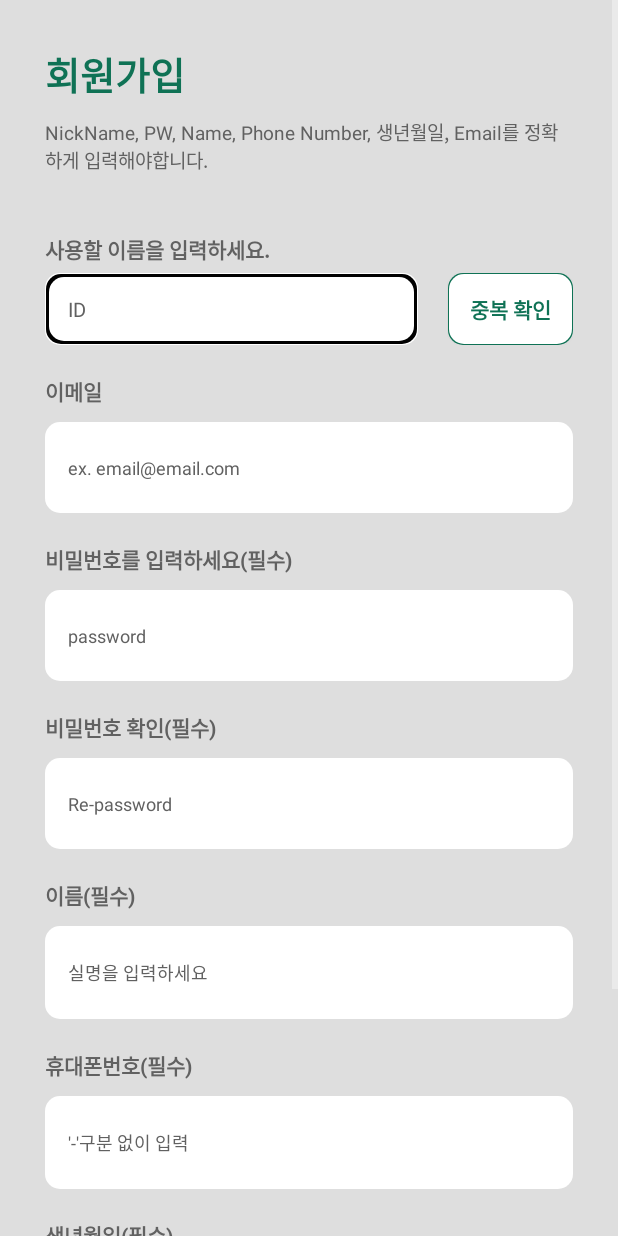
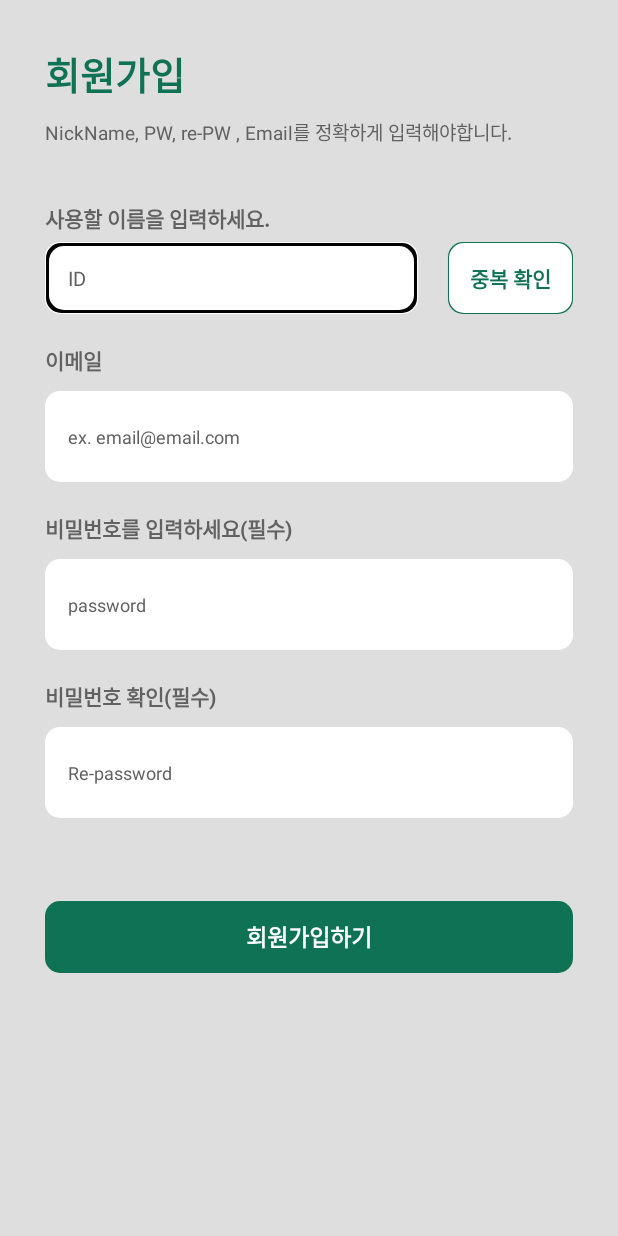
Before and after one commit to thereisname/UI, an Android app: the JoinActivity screen opened directly, with no data from a screen before it, on a phone screen of 412 x 824 dp. Run offline under Robolectric (Android 15) with nearby library versions, the phone set to English and light mode, and no system bars; our stand-ins replace Firebase (no records; nobody signed in at launch, a user with empty details on screens opened directly).

Commit message:
Change sign-up entry

```diff
--- a/app/src/main/java/com/example/ui/UserAccount.java
+++ b/app/src/main/java/com/example/ui/UserAccount.java
@@ -19,9 +19,6 @@ public class UserAccount {
     private String idToken;  // Firebase UID(고유 토큰 정보)
     private String userEmail; // 이메일 아이디
     private String userNickName;
-    private String userName;
-    private String phoneNum;
-    private String userBr;
 
     public UserAccount() {
     }
@@ -34,29 +31,12 @@ public class UserAccount {
         return idToken;
     }
 
-    public void setUserName(String userName) {
-        this.userName = userName;
-    }
-
-    public String getUserName() {
-        return userName;
-    }
-
     public void setUserEmail(String userEmail) {
         this.userEmail = userEmail;
     }
 
-
     public void setUserNickName(String userNickName) {
         this.userNickName = userNickName;
-    }
-
-    public void setPhoneNum(String phoneNum) {
-        this.phoneNum = phoneNum;
-    }
-
-    public void setUserBr(String userBr) {
-        this.userBr = userBr;
     }
 
     public String getUserEmail() {
@@ -66,12 +46,4 @@ public class UserAccount {
     public String getUserNickName() {
         return userNickName;
     }
-
-    public String getPhoneNum() {
-        return phoneNum;
-    }
-
-    public String getUserBr() {
-        return userBr;
-    }
 }
--- a/app/src/main/java/com/example/ui/activity/JoinActivity.java
+++ b/app/src/main/java/com/example/ui/activity/JoinActivity.java
@@ -23,7 +23,7 @@ public class JoinActivity extends AppCompatActivity {
     // 1. DB 읽거나 쓰기 위해서 DatabaseReference 인스턴스 필요.
     private FirebaseAuth mFirebaseAuth;
     private DatabaseReference mDatabase;
-    private EditText inputNickName, inputPw, inputRePw, inputName, inputNum, inputBr, inputEmail;
+    private EditText inputNickName, inputPw, inputRePw, inputEmail;
 
     @Override
     protected void onCreate(Bundle savedInstanceState) {
@@ -37,13 +37,7 @@ public class JoinActivity extends AppCompatActivity {
         inputNickName = findViewById(R.id.inputID);
         inputPw = findViewById(R.id.inputPw);
         inputRePw = findViewById(R.id.inputRePw);
-        inputName = findViewById(R.id.inputName);
-        inputNum = findViewById(R.id.inputNum);
-        inputBr = findViewById(R.id.inputBr);
         inputEmail = findViewById(R.id.inputEmail);
-
-        // Show phone number hyphen('-')
-        inputNum.addTextChangedListener(new PhoneNumberFormattingTextWatcher());
 
         confirm_button.setOnClickListener(v -> {
             SHA256 sha256 = new SHA256();
@@ -57,9 +51,6 @@ public class JoinActivity extends AppCompatActivity {
             } catch (NoSuchAlgorithmException e) {
                 throw new RuntimeException(e);
             }
-            String strName = inputName.getText().toString();
-            String strNum = inputNum.getText().toString();
-            String strBr = inputBr.getText().toString();
             String strEmail = inputEmail.getText().toString();
 
             if (strPw.equals(strRePw)) {
@@ -70,10 +61,7 @@ public class JoinActivity extends AppCompatActivity {
                         UserAccount account = new UserAccount();
                         account.setIdToken(firebaseUser.getUid());
                         account.setUserEmail(firebaseUser.getEmail());
-                        account.setPhoneNum(strNum);
                         account.setUserNickName(strNickName);
-                        account.setUserName(strName);
-                        account.setUserBr(strBr);
 
                         mDatabase.child("users").child(firebaseUser.getUid()).setValue(account);
                         Toast.makeText(this, "회원가입에 성공하였습니다.", Toast.LENGTH_LONG).show();
--- a/app/src/main/res/layout/activity_join.xml
+++ b/app/src/main/res/layout/activity_join.xml
@@ -126,64 +126,11 @@
                         android:inputType="textPassword" />
                 </LinearLayout>
 
-                <!-- 이름 -->
-                <LinearLayout style="@style/join_conLayout">
-
-                    <TextView
-                        android:id="@+id/label3"
-                        style="@style/join_textview"
-                        android:text="@string/join_cont_name" />
-
-                    <EditText
-                        android:id="@+id/inputName"
-                        style="@style/inputBox"
-                        android:hint="@string/join_hint_name"
-                        android:importantForAutofill="no"
-                        android:inputType="text" />
-                </LinearLayout>
-
-                <!-- 휴대폰번호 -->
-                <LinearLayout style="@style/join_conLayout">
-
-                    <TextView
-                        android:id="@+id/label2"
-                        style="@style/join_textview"
-                        android:text="@string/join_cont_num" />
-
-                    <EditText
-                        android:id="@+id/inputNum"
-                        style="@style/inputBox"
-                        android:hint="@string/join_hint_phone"
-                        android:importantForAutofill="no"
-                        android:inputType="phone"
-                        android:maxLength="13" />
-
-                </LinearLayout>
-
-                <!-- 생년월일 -->
-                <LinearLayout
-                    style="@style/join_conLayout"
-                    android:layout_marginBottom="0dp">
-
-                    <TextView
-                        android:id="@+id/label4"
-                        style="@style/join_textview"
-                        android:text="@string/join_cont_bir" />
-
-                    <EditText
-                        android:id="@+id/inputBr"
-                        style="@style/inputBox"
-                        android:hint="@string/join_hint_bir"
-                        android:importantForAutofill="no"
-                        android:inputType="number"
-                        android:maxLength="8" />
-                </LinearLayout>
-
                 <!-- btn -->
                 <LinearLayout
                     android:layout_width="match_parent"
                     android:layout_height="wrap_content"
-                    android:layout_marginTop="45dp"
+                    android:layout_marginTop="35dp"
                     android:layout_marginBottom="30dp"
                     android:gravity="center">
 
--- a/app/src/main/res/values/strings.xml
+++ b/app/src/main/res/values/strings.xml
@@ -2,7 +2,7 @@
     <string name="app_name">UI2</string>
 
 
-    <string name="join_con">NickName, PW, Name, Phone Number, 생년월일, Email를 정확하게 입력해야합니다.</string>
+    <string name="join_con">NickName, PW, re-PW , Email를 정확하게 입력해야합니다.</string>
     <string name="join_title">회원가입</string>
     <string name="join_cont_name">이름(필수)</string>
     <string name="join_cont_bir">생년월일(필수)</string>
```
